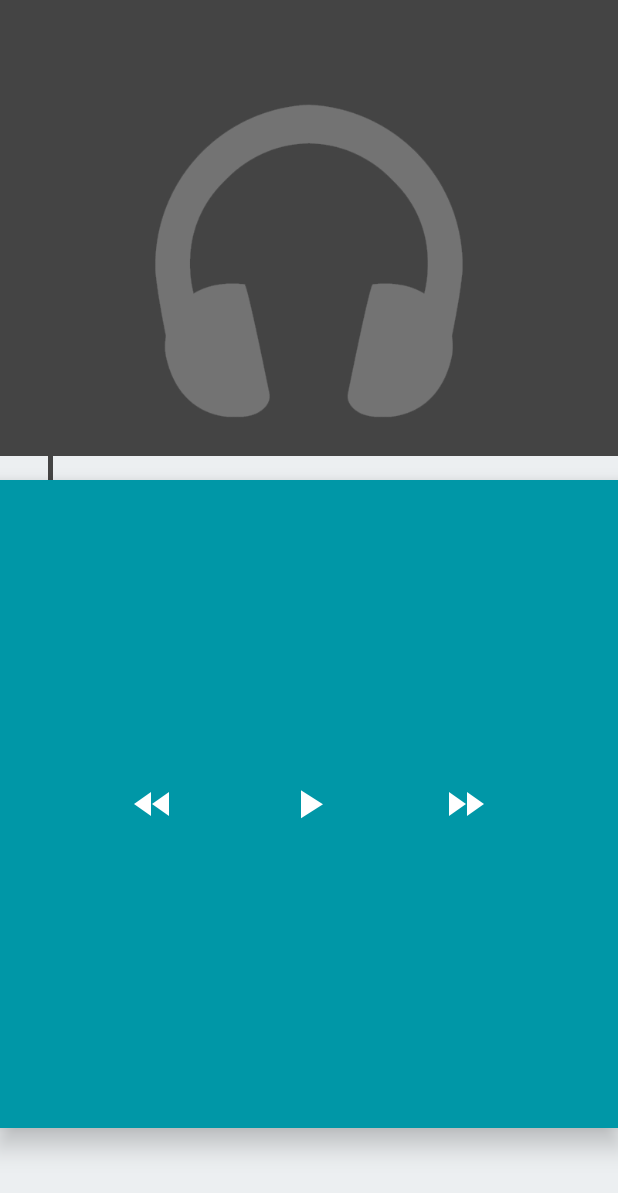
After one commit to Dobby-Tang/DesignMusic, an Android app: the fragment MusicPlayerFragment placed in its activity, on a phone screen of 412 x 824 dp. The commit adds this screen. Shown: the top 1193 px of the screen. Run offline under Robolectric (Android 15) with nearby library versions, the phone set to English and light mode, and no system bars.

Commit message:
添加musicPlayerFragment界面

```diff
--- a/app/build.gradle
+++ b/app/build.gradle
@@ -29,5 +29,6 @@ dependencies {
     compile 'com.android.support:support-v4:23.2.0'
 
     compile 'com.facebook.fresco:fresco:0.9.0+'
+    compile 'com.wnafee:vector-compat:1.0.5'
 
 }
--- a/app/src/main/java/com/example/android/designmusic/MainActivity.java
+++ b/app/src/main/java/com/example/android/designmusic/MainActivity.java
@@ -91,18 +91,18 @@ public class MainActivity extends AppCompatActivity {
 
     private void setupViewPager(ViewPager viewPager){
         HomeFragmentPagerAdapter homeFragmentPagerAdapter = new HomeFragmentPagerAdapter(getSupportFragmentManager());
-        HomeFragment homeFragment1 = new HomeFragment();
-        HomeFragment homeFragment2 = new HomeFragment();
-        HomeFragment homeFragment3 = new HomeFragment();
+//        HomeFragment homeFragment1 = new HomeFragment();
+//        HomeFragment homeFragment2 = new HomeFragment();
+//        HomeFragment homeFragment3 = new HomeFragment();
 
         homeFragmentPagerAdapter.addFragment(
-                homeFragment1.newInstance(HomeFragment.TYPE_SONG),resources.getString(R.string.local_song));
+                HomeFragment.newInstance(HomeFragment.TYPE_SONG),resources.getString(R.string.local_song));
 
         homeFragmentPagerAdapter.addFragment(
-                homeFragment3.newInstance(HomeFragment.TYPE_ARTIST),resources.getString(R.string.local_artist));
+                HomeFragment.newInstance(HomeFragment.TYPE_ARTIST),resources.getString(R.string.local_artist));
 
         homeFragmentPagerAdapter.addFragment(
-                homeFragment2.newInstance(HomeFragment.TYPE_ALBUM),resources.getString(R.string.local_album));
+                HomeFragment.newInstance(HomeFragment.TYPE_ALBUM),resources.getString(R.string.local_album));
 
         viewPager.setAdapter(homeFragmentPagerAdapter);
     }
--- a/app/src/main/java/com/example/android/designmusic/ui/activity/MusicPlayerActivity.java
+++ b/app/src/main/java/com/example/android/designmusic/ui/activity/MusicPlayerActivity.java
@@ -5,11 +5,13 @@ import android.os.Build;
 import android.os.Bundle;
 
 import com.example.android.designmusic.R;
+import com.example.android.designmusic.ui.fragment.MusicPlayerFragment;
 import com.example.android.designmusic.ui.fragment_v21.MusicPlayerFragmentV21;
 
 /**
- * Created by KJHmobileAdmin on 2016-03-15.
- */
+*@author By Dobby Tang
+*Created on 2016-03-15 17:00
+*/
 public class MusicPlayerActivity extends AppCompatActivity {
     @Override
     protected void onCreate(Bundle savedInstanceState) {
@@ -25,11 +27,13 @@ public class MusicPlayerActivity extends AppCompatActivity {
 
     private void initMusicPlayerFragmentV21() {
         getSupportFragmentManager().beginTransaction()
-                .replace(R.id.music_player_layout, MusicPlayerFragmentV21.newInstance())
+                .add(R.id.music_player_layout, MusicPlayerFragmentV21.newInstance())
                 .commit();
     }
 
     private void initMusicPlayerFragment(){
-
+        getSupportFragmentManager().beginTransaction()
+                .add(R.id.music_player_layout, MusicPlayerFragment.newInstance())
+                .commit();
     }
 }
--- a/app/src/main/java/com/example/android/designmusic/ui/fragment/HomeFragment.java
+++ b/app/src/main/java/com/example/android/designmusic/ui/fragment/HomeFragment.java
@@ -69,8 +69,7 @@ public class HomeFragment extends Fragment {
     @Override
     public void onCreate(Bundle savedInstanceState) {
         super.onCreate(savedInstanceState);
-        Bundle arg = getArguments();
-        if (arg != null) {
+        if (getArguments() != null) {
             mType = getArguments().getString(LIST_TYPE);
         }
     }
--- /dev/null
+++ b/app/src/main/java/com/example/android/designmusic/ui/fragment/MusicPlayerFragment.java
@@ -0,0 +1,47 @@
+package com.example.android.designmusic.ui.fragment;
+
+import android.os.Bundle;
+import android.support.annotation.Nullable;
+import android.support.v4.app.Fragment;
+import android.view.LayoutInflater;
+import android.view.View;
+import android.view.ViewGroup;
+
+import com.example.android.designmusic.R;
+import com.example.android.designmusic.player.entity.Music;
+
+import java.util.ArrayList;
+
+/**
+*@author By Dobby Tang
+*Created on 2016-03-15 13:51
+*/
+public class MusicPlayerFragment extends Fragment{
+
+    public static final String NOW_PLAYING_LIST = "now_playing_list";
+
+    private ArrayList<Music> mPlayingList;
+
+    public static MusicPlayerFragment newInstance() {
+
+        Bundle args = new Bundle();
+//        args.putParcelableArrayList(NOW_PLAYING_LIST,nowPlayingList);
+        MusicPlayerFragment fragment = new MusicPlayerFragment();
+        fragment.setArguments(args);
+        return fragment;
+    }
+
+    @Override
+    public void onCreate(@Nullable Bundle savedInstanceState) {
+        super.onCreate(savedInstanceState);
+        if(getArguments() != null){
+            mPlayingList = getArguments().getParcelableArrayList(NOW_PLAYING_LIST);
+        }
+    }
+
+    @Override
+    public View onCreateView(LayoutInflater inflater,  ViewGroup container, Bundle savedInstanceState) {
+        View view = inflater.inflate(R.layout.fragment_music_player,container,false);
+        return view;
+    }
+}
--- a/app/src/main/java/com/example/android/designmusic/ui/fragment_v21/MusicPlayerFragmentV21.java
+++ b/app/src/main/java/com/example/android/designmusic/ui/fragment_v21/MusicPlayerFragmentV21.java
@@ -16,9 +16,9 @@ import android.widget.FrameLayout;
 import android.widget.LinearLayout;
 
 import com.example.android.designmusic.R;
-import com.example.android.designmusic.ui.fragment_v21.utils.AnimatorPath;
-import com.example.android.designmusic.ui.fragment_v21.utils.PathEvaluator;
-import com.example.android.designmusic.ui.fragment_v21.utils.PathPoint;
+import com.example.android.designmusic.ui.view.utils.AnimatorPath;
+import com.example.android.designmusic.ui.view.utils.PathEvaluator;
+import com.example.android.designmusic.ui.view.utils.PathPoint;
 
 /**
  * Created by KJHmobileAdmin on 2016-03-15.
--- a/app/src/main/java/com/example/android/designmusic/ui/fragment_v21/utils/AnimatorPath.java
+++ b/app/src/main/java/com/example/android/designmusic/ui/view/utils/AnimatorPath.java
@@ -1,4 +1,4 @@
-package com.example.android.designmusic.ui.fragment_v21.utils;/*
+package com.example.android.designmusic.ui.view.utils;/*
  * Copyright (C) 2012 The Android Open Source Project
  *
  * Licensed under the Apache License, Version 2.0 (the "License");
--- a/app/src/main/java/com/example/android/designmusic/ui/fragment_v21/utils/PathEvaluator.java
+++ b/app/src/main/java/com/example/android/designmusic/ui/view/utils/PathEvaluator.java
@@ -13,7 +13,7 @@
  * See the License for the specific language governing permissions and
  * limitations under the License.
  */
-package com.example.android.designmusic.ui.fragment_v21.utils;
+package com.example.android.designmusic.ui.view.utils;
 
 import android.animation.TypeEvaluator;
 
--- a/app/src/main/java/com/example/android/designmusic/ui/fragment_v21/utils/PathPoint.java
+++ b/app/src/main/java/com/example/android/designmusic/ui/view/utils/PathPoint.java
@@ -13,7 +13,7 @@
  * See the License for the specific language governing permissions and
  * limitations under the License.
  */
-package com.example.android.designmusic.ui.fragment_v21.utils;
+package com.example.android.designmusic.ui.view.utils;
 
 /**
  * A class that holds information about a location and how the path should get to that
--- /dev/null
+++ b/app/src/main/res/layout/fragment_music_player.xml
@@ -0,0 +1,138 @@
+<?xml version="1.0" encoding="utf-8"?>
+<RelativeLayout
+    xmlns:android="http://schemas.android.com/apk/res/android"
+    xmlns:tools="http://schemas.android.com/tools"
+    android:layout_width="match_parent"
+    android:layout_height="match_parent"
+    android:background="#ffe8e8e8"
+    tools:context=".ui.activity.MusicPlayerActivity"
+    >
+
+    <FrameLayout
+        android:id="@+id/album_cover_layout"
+        android:layout_width="match_parent"
+        android:layout_height="wrap_content">
+
+        <ImageView
+            android:id="@+id/album_cover"
+            android:layout_width="match_parent"
+            android:layout_height="350dp"
+            android:src="@drawable/hd_default_artwork"
+            android:scaleType="centerCrop"
+            />
+
+        <LinearLayout
+            android:layout_width="match_parent"
+            android:layout_height="16dp"
+            android:orientation="horizontal"
+            android:layout_marginBottom="30dp"
+            android:layout_gravity="bottom"
+            >
+            <View
+                android:layout_width="32dp"
+                android:layout_height="match_parent"
+                android:background="@color/colorPrimaryBack" />
+            <View
+                android:layout_width="match_parent"
+                android:layout_height="match_parent"
+                android:layout_marginLeft="3dp"
+                android:background="@color/colorPrimaryBack"/>
+        </LinearLayout>
+
+    </FrameLayout>
+
+    <!--<android.support.v7.widget.Toolbar-->
+        <!--android:id="@+id/toolbar"-->
+        <!--android:layout_height="match_parent"-->
+        <!--android:layout_width="match_parent"-->
+        <!--android:minHeight="?attr/actionBarSize"-->
+        <!--android:layout_below="@+id/album_cover"-->
+        <!--android:paddingLeft="72dp"-->
+        <!--android:paddingBottom="72dp"-->
+        <!--android:background="@color/colorPrimaryDeep"-->
+        <!--&gt;-->
+
+        <!--<LinearLayout-->
+            <!--android:layout_width="wrap_content"-->
+            <!--android:layout_height="wrap_content"-->
+            <!--android:orientation="vertical"-->
+            <!--android:layout_gravity="center_vertical"-->
+            <!--&gt;-->
+
+            <!--<TextView-->
+                <!--android:layout_width="wrap_content"-->
+                <!--android:layout_height="wrap_content"-->
+                <!--android:text="The A Team"-->
+                <!--android:textSize="30sp"-->
+                <!--android:fontFamily="sans-serif"-->
+                <!--android:textColor="#FFF"-->
+                <!--/>-->
+
+            <!--<TextView-->
+                <!--android:layout_width="wrap_content"-->
+                <!--android:layout_height="wrap_content"-->
+                <!--android:text="Ed Sheeran"-->
+                <!--android:textSize="18sp"-->
+                <!--android:fontFamily="sans-serif-light"-->
+                <!--android:textColor="#9cffffff"-->
+                <!--android:gravity="center_vertical"-->
+                <!--/>-->
+
+        <!--</LinearLayout>-->
+    <!--</android.support.v7.widget.Toolbar>-->
+
+
+
+    <FrameLayout
+        android:id="@+id/fab_container"
+        android:layout_width="match_parent"
+        android:layout_height="match_parent"
+        android:layout_marginTop="-30dp"
+        android:elevation="10dp"
+        android:layout_marginBottom="72dp"
+        android:layout_below="@+id/album_cover_layout"
+        android:background="?attr/colorPrimaryDark"
+        >
+
+
+        <LinearLayout
+            android:id="@+id/media_controls_container"
+            android:layout_width="wrap_content"
+            android:layout_height="wrap_content"
+            android:orientation="horizontal"
+            android:layout_gravity="center"
+            >
+
+            <ImageView
+                android:layout_width="wrap_content"
+                android:layout_height="wrap_content"
+                android:src="@drawable/ic_rewind_white_24dp"
+                />
+
+            <ImageView
+                android:layout_width="wrap_content"
+                android:layout_height="wrap_content"
+                android:layout_marginLeft="72dp"
+                android:layout_marginRight="72dp"
+                android:src="@drawable/ic_play_white_24dp"
+                />
+
+            <ImageView
+                android:layout_width="wrap_content"
+                android:layout_height="wrap_content"
+                android:src="@drawable/ic_fast_forward_white_24dp"
+                />
+        </LinearLayout>
+
+
+    </FrameLayout>
+
+    <RelativeLayout
+        android:layout_width="match_parent"
+        android:layout_height="72dp"
+        android:layout_alignParentBottom="true"
+        android:background="@color/colorPrimaryBack"
+        >
+
+    </RelativeLayout>
+</RelativeLayout>
--- a/app/src/main/res/layout/fragment_music_player_v21.xml
+++ b/app/src/main/res/layout/fragment_music_player_v21.xml
@@ -10,7 +10,7 @@
     <ImageView
         android:id="@+id/album_cover"
         android:layout_width="match_parent"
-        android:layout_height="300dp"
+        android:layout_height="350dp"
         android:src="@drawable/cover"
         android:scaleType="centerCrop"
         />
--- a/app/src/main/res/values/colors.xml
+++ b/app/src/main/res/values/colors.xml
@@ -1,5 +1,7 @@
 <?xml version="1.0" encoding="utf-8"?>
 <resources>
+    <color name="colorPrimaryBack">#eceff1</color>
+    <color name="colorPrimaryDeep">#263238</color>
     <color name="colorPrimary">#00bcd4</color>
     <color name="colorPrimaryDark">#0097a7</color>
     <color name="colorAccent">#FF4081</color>
```
